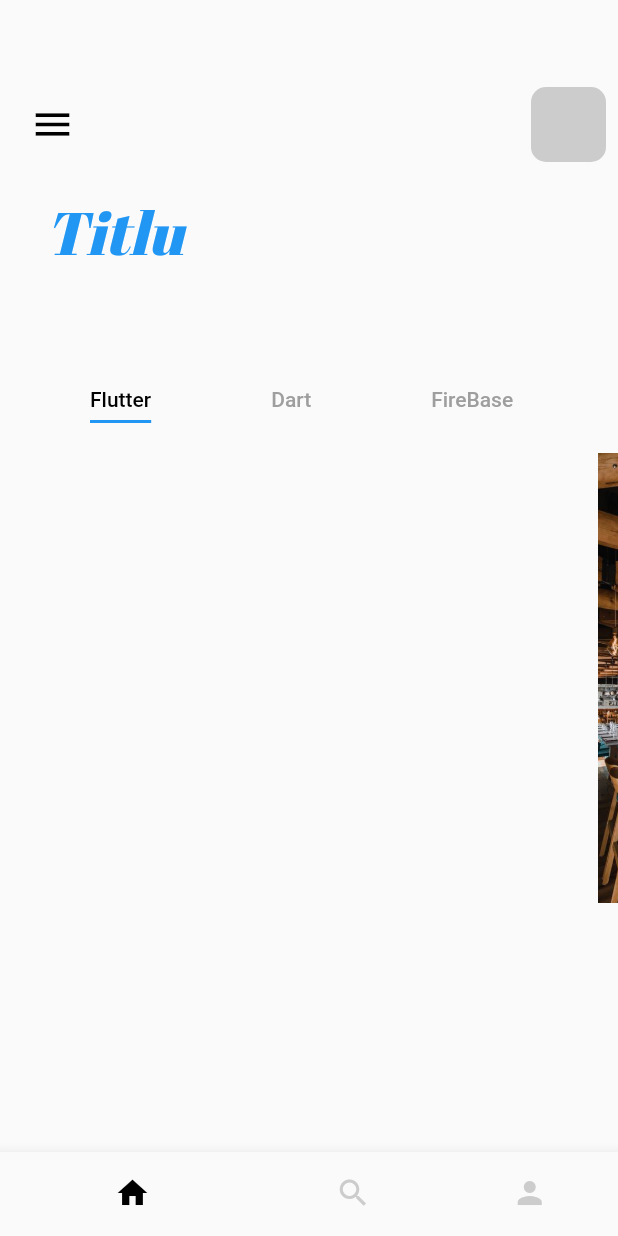
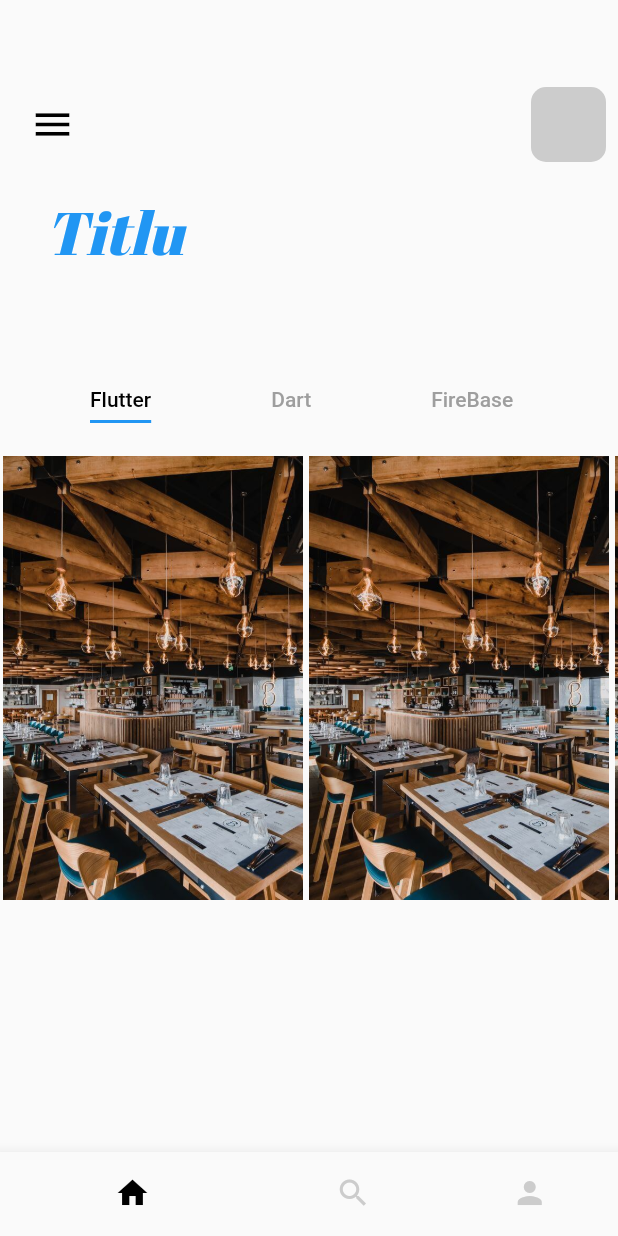
Before and after one commit to Marian-05/school_timetable, a Flutter app: the screen it shows after launch, on a phone screen of 412 x 824 dp. Run offline on Flutter 3.47's test engine with Material 2 defaults, Android fonts, the phone set to English and light mode, and no system bars; our stand-ins replace firebase_core, google_fonts; accounts and stored records are empty.

Commit message:
iti place ;))

```diff
--- a/lib/app/home_page.dart
+++ b/lib/app/home_page.dart
@@ -70,17 +70,20 @@ class _HomePageState extends State<HomePage> with TickerProviderStateMixin {
             height: 300,
             child: TabBarView(controller: tb, children: [
               ListView.builder(
-                itemCount: 2,
+                itemCount: 3,
                 scrollDirection: Axis.horizontal,
                 itemBuilder: (BuildContext context, int index) {
-                  return Container(
-                    width: 1000,
-                    height: 2000,
-                    decoration: const BoxDecoration(
-                      // borderRadius: BorderRadius.circular(100),
-                      image: DecorationImage(
-                        image: AssetImage("images/poza1.jpg"),
-                        // fit: BoxFit.cover
+                  return Padding(
+                    padding: const EdgeInsets.all(2.0),
+                    child: Container(
+                      width: 200,
+                      //height: 0,
+                      decoration: const BoxDecoration(
+                        // borderRadius: BorderRadius.circular(100),
+                        image: DecorationImage(
+                          image: AssetImage("images/poza1.jpg"),
+                          // fit: BoxFit.cover
+                        ),
                       ),
                     ),
                   );
```
